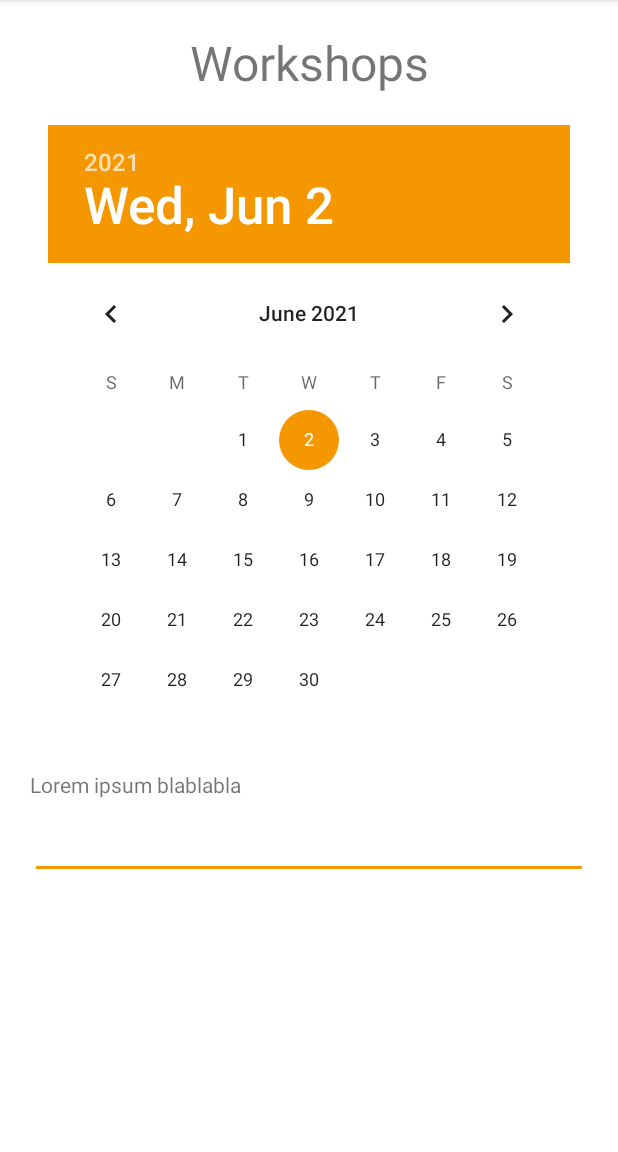
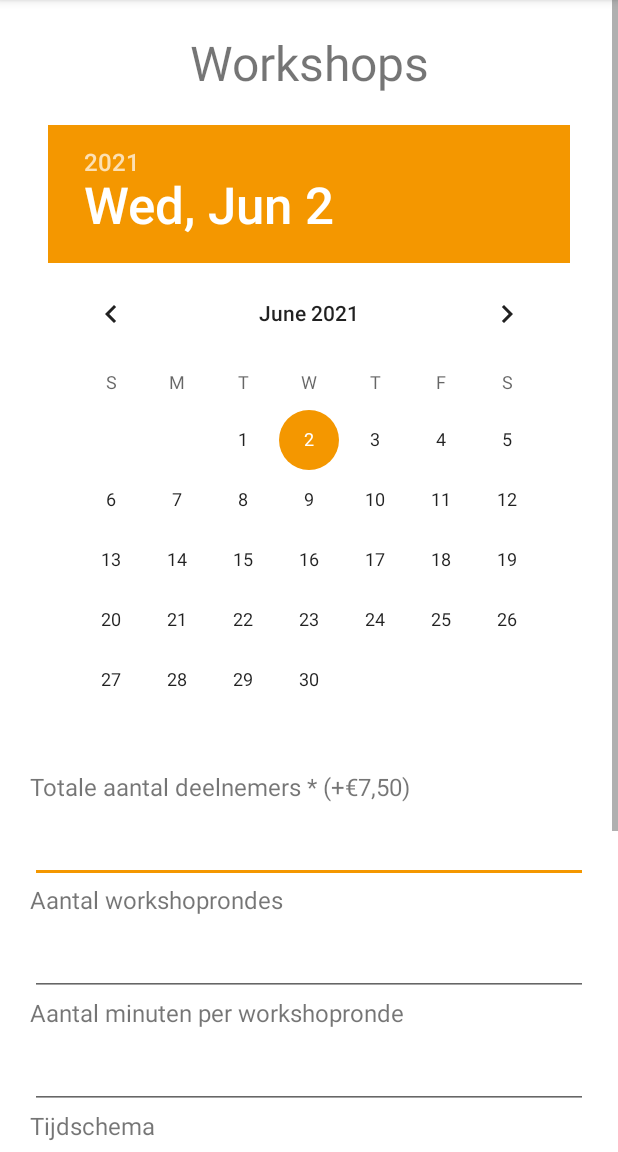
Before and after one commit to Mau4mo1/SkoolWorkshopApp, an Android app: the fragment WorkshopsForm shown on its own in the app's theme, on a phone screen of 412 x 824 dp, the part 84-1236 px from its top. Run offline under Robolectric (Android 15) with nearby library versions, the phone set to English and light mode, and no system bars.

Commit message:
Update SK-87 Updated workshop form

```diff
--- a/app/src/main/java/com/example/homelayout/ui/home/HomeFragment.java
+++ b/app/src/main/java/com/example/homelayout/ui/home/HomeFragment.java
@@ -18,6 +18,7 @@ import com.example.homelayout.R;
 import com.example.homelayout.ui.Cultureday.Form.culturedayFormFragment;
 import com.example.homelayout.ui.Cultureday.MainPage.CulturedayMainFragment;
 import com.example.homelayout.ui.contact.ContactFragment;
+import com.example.homelayout.ui.workshops.WorkshopsForm;
 import com.example.homelayout.ui.workshops.WorkshopsFragment;
 import com.example.homelayout.ui.workshops.WorkshopsPopular;
 
@@ -54,7 +55,7 @@ public class HomeFragment extends Fragment implements View.OnClickListener {
                 getFragmentManager().beginTransaction().replace(R.id.nav_host_fragment,new culturedayFormFragment()).commit();
                 break;
             case R.id.home_item_popular_workshops:
-                getFragmentManager().beginTransaction().replace(R.id.nav_host_fragment,new WorkshopsPopular()).commit();
+                getFragmentManager().beginTransaction().replace(R.id.nav_host_fragment,new WorkshopsForm()).commit();
                 break;
         }
     }
--- a/app/src/main/java/com/example/homelayout/ui/workshops/WorkshopsFragment.java
+++ b/app/src/main/java/com/example/homelayout/ui/workshops/WorkshopsFragment.java
@@ -19,16 +19,9 @@ public class WorkshopsFragment extends Fragment {
     private WorkshopsViewModel dashboardViewModel;
 
     public View onCreateView(@NonNull LayoutInflater inflater, ViewGroup container, Bundle savedInstanceState) {
-        dashboardViewModel = new ViewModelProvider(this).get(WorkshopsViewModel.class);
         View root = inflater.inflate(R.layout.fragment_category_workshops, container, false);
-        final TextView textView = root.findViewById(R.id.text_dashboard);
 
-        dashboardViewModel.getText().observe(getViewLifecycleOwner(), new Observer<String>() {
-            @Override
-            public void onChanged(@Nullable String s) {
-                textView.setText(s);
-            }
-        });
+
         return root;
     }
 }
--- a/app/src/main/res/layout/fragment_home.xml
+++ b/app/src/main/res/layout/fragment_home.xml
@@ -42,7 +42,7 @@
                 app:layout_constraintTop_toTopOf="parent"
                 app:layout_constraintRight_toRightOf="parent"
                 android:layout_marginTop="5dp"
-                android:layout_marginLeft="5dp"
+                android:layout_marginStart="5dp"
                 android:text="@string/title_register"
                 android:textSize="12sp"
                 android:visibility="visible"/>
@@ -74,8 +74,8 @@
 
         <Button
             android:id="@+id/button_book_workshop"
-            android:layout_width="160dp"
-            android:layout_height="80dp"
+            android:layout_width="160sp"
+            android:layout_height="80sp"
             app:layout_constraintLeft_toLeftOf="parent"
             app:layout_constraintTop_toBottomOf="@id/text_view_greeting"
             android:layout_marginTop="40dp"
@@ -84,8 +84,8 @@
 
         <Button
             android:id="@+id/button_book_culture_day"
-            android:layout_width="160dp"
-            android:layout_height="80dp"
+            android:layout_width="160sp"
+            android:layout_height="80sp"
             app:layout_constraintRight_toRightOf="parent"
             app:layout_constraintTop_toBottomOf="@id/text_view_greeting"
             android:layout_marginTop="40dp"
--- a/app/src/main/res/layout/fragment_workshops_form.xml
+++ b/app/src/main/res/layout/fragment_workshops_form.xml
@@ -33,15 +33,37 @@
             android:layout_marginTop="20dp"/>
 
         <TextView
+            android:id="@+id/tv_workshops_participants"
+            android:layout_width="wrap_content"
+            android:layout_height="wrap_content"
+            app:layout_constraintLeft_toLeftOf="parent"
+            app:layout_constraintTop_toBottomOf="@id/dp_workshop_form"
+            android:text="@string/title_participants"
+            android:layout_marginStart="20dp"
+            android:textSize="16sp"/>
+
+        <EditText
+            android:id="@+id/et_workshop_participants"
+            android:layout_width="match_parent"
+            android:layout_height="wrap_content"
+            app:layout_constraintTop_toBottomOf="@+id/tv_workshops_participants"
+            app:layout_constraintLeft_toLeftOf="parent"
+            android:layout_marginTop="8dp"
+            android:layout_marginStart="20dp"
+            android:layout_marginEnd="20dp"/>
+
+        <TextView
             android:id="@+id/tv_workshops_rounds"
             android:layout_width="wrap_content"
             android:layout_height="wrap_content"
             app:layout_constraintLeft_toLeftOf="parent"
-            app:layout_constraintTop_toBottomOf="@id/dp_workshop_form"
-            android:text="@string/lorem_ipsum"
-            android:layout_marginStart="20dp"/>
+            app:layout_constraintTop_toBottomOf="@id/et_workshop_participants"
+            android:text="@string/title_rounds"
+            android:layout_marginStart="20dp"
+            android:textSize="16sp"/>
 
         <EditText
+            android:id="@+id/et_workshop_rounds"
             android:layout_width="match_parent"
             android:layout_height="wrap_content"
             app:layout_constraintTop_toBottomOf="@+id/tv_workshops_rounds"
@@ -50,6 +72,98 @@
             android:layout_marginStart="20dp"
             android:layout_marginEnd="20dp"/>
 
+        <TextView
+            android:id="@+id/tv_workshops_minutes"
+            android:layout_width="wrap_content"
+            android:layout_height="wrap_content"
+            app:layout_constraintLeft_toLeftOf="parent"
+            app:layout_constraintTop_toBottomOf="@id/et_workshop_rounds"
+            android:text="@string/title_minutes"
+            android:layout_marginStart="20dp"
+            android:textSize="16sp"/>
+
+        <EditText
+            android:id="@+id/et_workshop_minutes"
+            android:layout_width="match_parent"
+            android:layout_height="wrap_content"
+            app:layout_constraintTop_toBottomOf="@+id/tv_workshops_minutes"
+            app:layout_constraintLeft_toLeftOf="parent"
+            android:layout_marginTop="8dp"
+            android:layout_marginStart="20dp"
+            android:layout_marginEnd="20dp"/>
+
+        <TextView
+            android:id="@+id/tv_workshops_timetable"
+            android:layout_width="wrap_content"
+            android:layout_height="wrap_content"
+            app:layout_constraintLeft_toLeftOf="parent"
+            app:layout_constraintTop_toBottomOf="@id/et_workshop_minutes"
+            android:text="@string/title_timetable"
+            android:layout_marginStart="20dp"
+            android:textSize="16sp"/>
+
+        <EditText
+            android:id="@+id/et_workshop_timetable"
+            android:layout_width="match_parent"
+            android:layout_height="wrap_content"
+            app:layout_constraintTop_toBottomOf="@+id/tv_workshops_timetable"
+            app:layout_constraintLeft_toLeftOf="parent"
+            android:layout_marginTop="8dp"
+            android:layout_marginStart="20dp"
+            android:layout_marginEnd="20dp"/>
+
+        <TextView
+            android:id="@+id/tv_workshops_learning_level"
+            android:layout_width="wrap_content"
+            android:layout_height="wrap_content"
+            app:layout_constraintLeft_toLeftOf="parent"
+            app:layout_constraintTop_toBottomOf="@id/et_workshop_timetable"
+            android:text="@string/title_learning_level"
+            android:layout_marginStart="20dp"
+            android:textSize="16sp"/>
+
+        <EditText
+            android:id="@+id/et_workshop_learning_level"
+            android:layout_width="match_parent"
+            android:layout_height="wrap_content"
+            app:layout_constraintTop_toBottomOf="@+id/tv_workshops_learning_level"
+            app:layout_constraintLeft_toLeftOf="parent"
+            android:layout_marginTop="8dp"
+            android:layout_marginStart="20dp"
+            android:layout_marginEnd="20dp"/>
+
+        <TextView
+            android:id="@+id/tv_total_minutes"
+            android:layout_width="wrap_content"
+            android:layout_height="wrap_content"
+            app:layout_constraintLeft_toLeftOf="parent"
+            app:layout_constraintTop_toBottomOf="@id/et_workshop_learning_level"
+            android:text="Totaal aantal minuten"
+            android:layout_marginStart="50dp"
+            android:layout_marginTop="20dp"
+            android:textSize="20sp"/>
+
+        <TextView
+            android:id="@+id/tv_subtotal"
+            android:layout_width="wrap_content"
+            android:layout_height="wrap_content"
+            app:layout_constraintRight_toRightOf="parent"
+            app:layout_constraintTop_toBottomOf="@id/tv_total_minutes"
+            android:layout_marginTop="20dp"
+            android:layout_marginEnd="50dp"
+            android:text="@string/subtotal"
+            android:textSize="20sp"/>
+
+        <Button
+            android:id="@+id/btn_workshop_form_book"
+            android:layout_width="350sp"
+            android:layout_height="60sp"
+            app:layout_constraintTop_toBottomOf="@id/tv_subtotal"
+            app:layout_constraintRight_toRightOf="parent"
+            app:layout_constraintLeft_toLeftOf="parent"
+            android:layout_marginTop="20dp"
+            android:text="@string/book_now"/>
+
     </androidx.constraintlayout.widget.ConstraintLayout>
 
 </ScrollView>
--- a/app/src/main/res/values/strings.xml
+++ b/app/src/main/res/values/strings.xml
@@ -24,7 +24,14 @@
     <string name="title_hiphop">Hiphop</string>
     <string name="title_ghetto_drums">Ghetto Drums</string>
     <string name="title_book_workshop">Boek Workshop</string>
+    <string name="title_participants">Totale aantal deelnemers * (+€7,50)</string>
+    <string name="title_rounds">Aantal workshoprondes</string>
+    <string name="title_minutes">Aantal minuten per workshopronde</string>
+    <string name="title_timetable">Tijdschema</string>
+    <string name="title_learning_level">Leerniveau</string>
+    <string name="subtotal">Subtotaal</string>
+    <string name="book_now">BOEK NU</string>
 
-    <!-- TODO: Remove or change this placeholder text -->
+
     <string name="hello_blank_fragment">Hello blank fragment</string>
 </resources>
```
